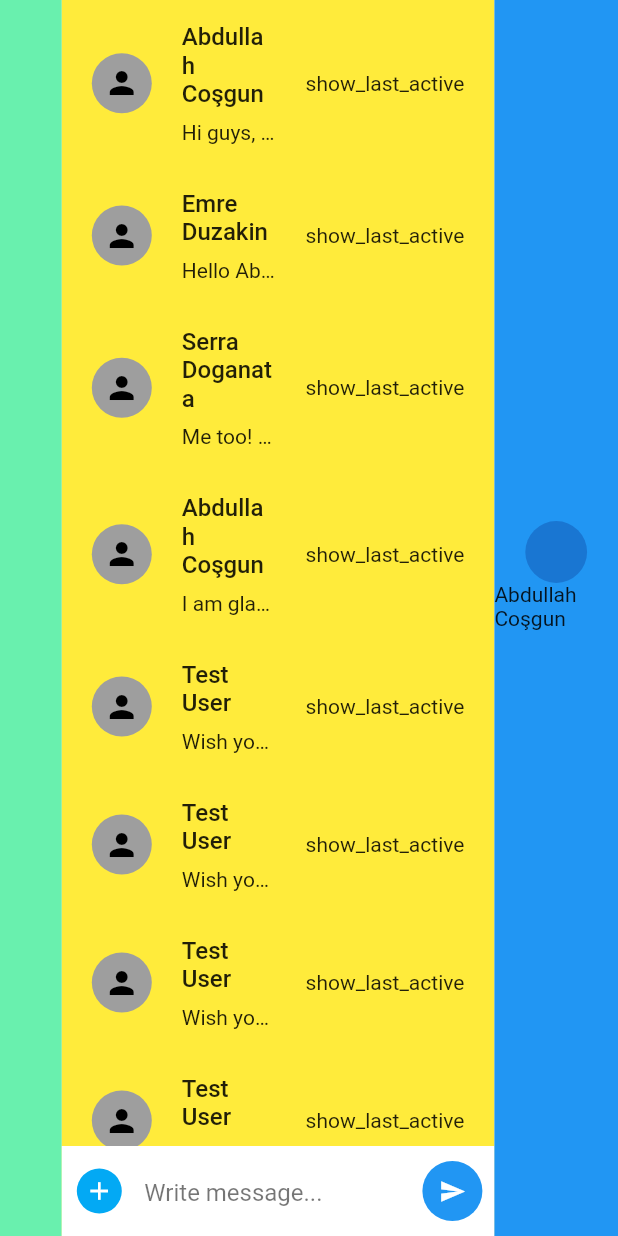
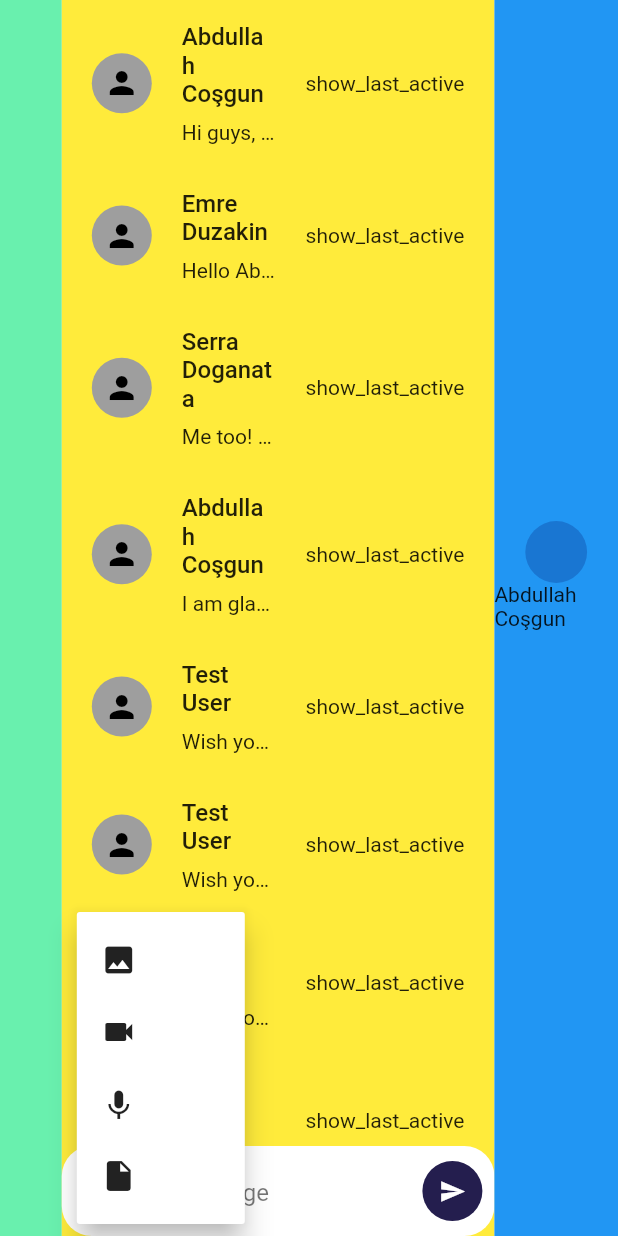
Before and after one commit to ClumpApp/clump-fe, a Flutter app: the HomePage screen opened directly, after a tap on the "add" icon, on a phone screen of 412 x 824 dp. Run offline on Flutter 3.47's test engine with Material 2 defaults, Android fonts, the phone set to English and light mode, and no system bars.

Commit message:
Some visual adjustments in homepage

```diff
--- a/lib/pages/home_page.dart
+++ b/lib/pages/home_page.dart
@@ -4,6 +4,8 @@ import 'package:flutter/material.dart';
 import '../group/message_details.dart';
 import '../util/client.dart';
 import '../constants.dart';
+
+enum FileOptions { photo, video, voiceRecording, document }
 
 class HomePage extends StatelessWidget {
   const HomePage({Key? key}) : super(key: key);
@@ -40,55 +42,67 @@ class HomePage extends StatelessWidget {
                     ),
                     Container(
                       width: MediaQuery.of(context).size.width * 0.25,
-                      decoration: BoxDecoration(color: Colors.greenAccent),
+                      decoration:
+                          const BoxDecoration(color: Colors.greenAccent),
                     ),
                     Align(
                       alignment: Alignment.bottomCenter,
                       child: Container(
-                        padding: EdgeInsets.only(left: 10, bottom: 10, top: 10),
+                        padding: const EdgeInsets.only(
+                            left: 10, bottom: 10, top: 10),
                         height: 60,
                         width: double.infinity,
-                        color: Colors.white,
+                        decoration: BoxDecoration(
+                          color: Colors.white,
+                          borderRadius: BorderRadius.circular(20),
+                        ),
                         child: Row(
                           children: <Widget>[
-                            GestureDetector(
-                              onTap: () {},
-                              child: Container(
-                                height: 30,
-                                width: 30,
-                                decoration: BoxDecoration(
-                                  color: Colors.lightBlue,
-                                  borderRadius: BorderRadius.circular(30),
+                            PopupMenuButton<FileOptions>(
+                              onSelected: (FileOptions result) {},
+                              icon: const Icon(Icons.add),
+                              itemBuilder: (BuildContext context) =>
+                                  <PopupMenuEntry<FileOptions>>[
+                                const PopupMenuItem<FileOptions>(
+                                  value: FileOptions.photo,
+                                  child: Icon(Icons.insert_photo),
                                 ),
-                                child: Icon(
-                                  Icons.add,
-                                  color: Colors.white,
-                                  size: 20,
+                                const PopupMenuItem<FileOptions>(
+                                  value: FileOptions.video,
+                                  child: Icon(Icons.videocam),
                                 ),
-                              ),
+                                const PopupMenuItem<FileOptions>(
+                                  value: FileOptions.voiceRecording,
+                                  child: Icon(Icons.keyboard_voice),
+                                ),
+                                const PopupMenuItem<FileOptions>(
+                                  value: FileOptions.document,
+                                  child: Icon(Icons.insert_drive_file),
+                                ),
+                              ],
                             ),
-                            SizedBox(
+                            const SizedBox(
                               width: 15,
                             ),
-                            Expanded(
+                            const Expanded(
                               child: TextField(
                                 decoration: InputDecoration(
-                                    hintText: "Write message...",
+                                    hintText: "Message",
                                     hintStyle: TextStyle(color: Colors.black54),
                                     border: InputBorder.none),
                               ),
                             ),
-                            SizedBox(
+                            const SizedBox(
                               width: 15,
                             ),
                             FloatingActionButton(
                               onPressed: () {},
-                              child: Icon(
+                              child: const Icon(
                                 Icons.send,
                                 color: Colors.white,
                                 size: 18,
                               ),
-                              backgroundColor: Colors.blue,
+                              backgroundColor: themeColor,
                               elevation: 0,
                             ),
                           ],
--- a/lib/pages/login_page.dart
+++ b/lib/pages/login_page.dart
@@ -25,7 +25,7 @@ class LoginPage extends StatelessWidget {
         Container(
       decoration: const BoxDecoration(
         image: DecorationImage(
-          image: AssetImage("assets/images/backgrounds/Clump BG_empty.png.png"),
+          image: AssetImage("assets/images/backgrounds/Clump BG_empty.png"),
           fit: BoxFit.cover,
         ),
       ),
--- a/pubspec.yaml
+++ b/pubspec.yaml
@@ -61,7 +61,8 @@ flutter:
 
   # To add assets to your application, add an assets section, like this:
   assets:
-   - assets/images/backgrounds/
+  - assets/images/
+  - assets/images/backgrounds/
   #   - images/a_dot_burr.jpeg
   #   - images/a_dot_ham.jpeg
 
```
